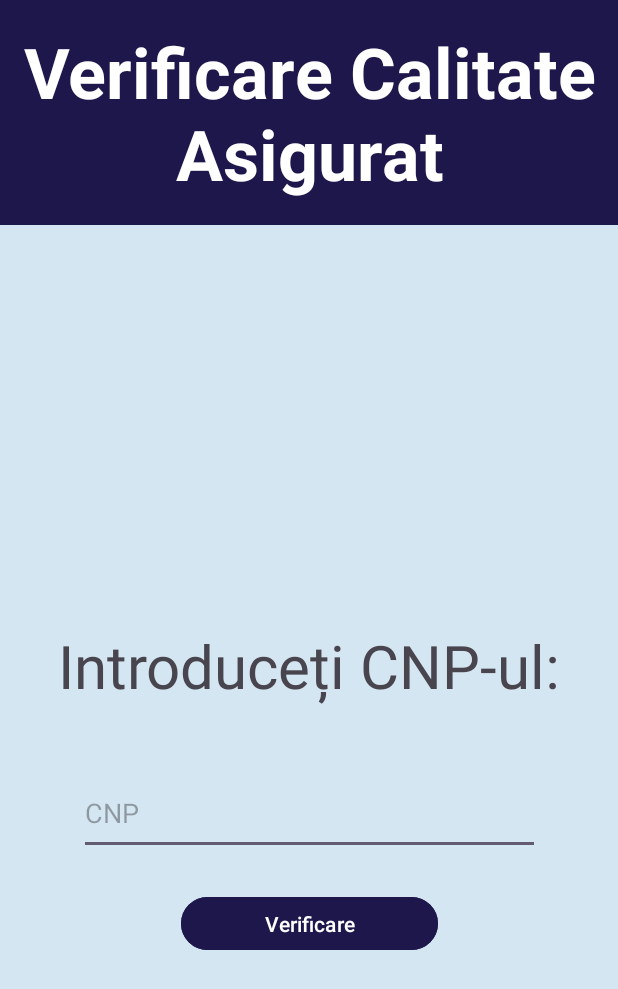
After one commit to vasiletarcuta/DAM_2024, an Android app: the VerificareCalitateAsiguratActivity screen opened directly, with no data from a screen before it, on a phone screen of 412 x 824 dp. The commit adds this screen. Shown: the top 989 px of the screen. Run offline under Robolectric (Android 15) with nearby library versions, the phone set to English and light mode, and no system bars.

Commit message:
Seminar3

```diff
--- /dev/null
+++ b/app/src/main/java/com/example/carddesanatate/VerificareCalitateAsiguratActivity.java
@@ -0,0 +1,24 @@
+package com.example.carddesanatate;
+
+import android.os.Bundle;
+
+import androidx.activity.EdgeToEdge;
+import androidx.appcompat.app.AppCompatActivity;
+import androidx.core.graphics.Insets;
+import androidx.core.view.ViewCompat;
+import androidx.core.view.WindowInsetsCompat;
+
+public class VerificareCalitateAsiguratActivity extends AppCompatActivity {
+
+    @Override
+    protected void onCreate(Bundle savedInstanceState) {
+        super.onCreate(savedInstanceState);
+        EdgeToEdge.enable(this);
+        setContentView(R.layout.activity_verificare_calitate_asigurat);
+        ViewCompat.setOnApplyWindowInsetsListener(findViewById(R.id.main), (v, insets) -> {
+            Insets systemBars = insets.getInsets(WindowInsetsCompat.Type.systemBars());
+            v.setPadding(systemBars.left, systemBars.top, systemBars.right, systemBars.bottom);
+            return insets;
+        });
+    }
+}
--- /dev/null
+++ b/app/src/main/res/layout/activity_verificare_calitate_asigurat.xml
@@ -0,0 +1,62 @@
+<?xml version="1.0" encoding="utf-8"?>
+<androidx.constraintlayout.widget.ConstraintLayout xmlns:android="http://schemas.android.com/apk/res/android"
+    xmlns:app="http://schemas.android.com/apk/res-auto"
+    xmlns:tools="http://schemas.android.com/tools"
+    android:id="@+id/main"
+    android:layout_width="match_parent"
+    android:layout_height="match_parent"
+    tools:context=".VerificareCalitateAsiguratActivity"
+    android:background="#d4e6f1">
+
+    <TextView
+        android:id="@+id/tvCalitateAsigurat"
+        android:layout_width="match_parent"
+        android:layout_height="wrap_content"
+        android:text="Verificare Calitate Asigurat"
+        app:layout_constraintTop_toTopOf="parent"
+        tools:layout_editor_absoluteX="177dp"
+        android:textSize="70px"
+        android:paddingTop="25px"
+        android:paddingBottom="25px"
+        android:textAlignment="center"
+        android:background="#1d174b"
+        android:textColor="@color/white"
+        android:textStyle="bold"/>
+
+    <TextView
+        android:id="@+id/textView6"
+        android:layout_width="wrap_content"
+        android:layout_height="wrap_content"
+        android:text="Introduceți CNP-ul:"
+        android:paddingTop="400px"
+        app:layout_constraintBottom_toTopOf="@+id/editTextText"
+        app:layout_constraintEnd_toEndOf="parent"
+        app:layout_constraintStart_toStartOf="parent"
+        app:layout_constraintTop_toBottomOf="@+id/tvCalitateAsigurat"
+        android:textSize="60px"
+        />
+
+    <EditText
+        android:id="@+id/editTextText"
+        android:layout_width="307dp"
+        android:layout_height="55dp"
+        android:layout_marginTop="44dp"
+        android:ems="10"
+        android:hint="CNP"
+        android:inputType="text"
+        android:text=""
+        app:layout_constraintEnd_toEndOf="parent"
+        app:layout_constraintStart_toStartOf="parent"
+        app:layout_constraintTop_toBottomOf="@+id/textView6" />
+
+    <Button
+        android:id="@+id/button"
+        android:layout_width="171dp"
+        android:layout_height="43dp"
+        android:layout_marginTop="24dp"
+        android:text="Verificare"
+        app:layout_constraintEnd_toEndOf="parent"
+        app:layout_constraintStart_toStartOf="parent"
+        app:layout_constraintTop_toBottomOf="@+id/editTextText"
+        android:backgroundTint="#1d174b"/>
+</androidx.constraintlayout.widget.ConstraintLayout>
```
Also changed, not shown: app/src/main/AndroidManifest.xml (+12 -3 lines), app/src/main/java/com/example/carddesanatate/ContUtilizator.java (added, +28 -0 lines), app/src/main/java/com/example/carddesanatate/Home.java (+38 -0 lines), app/src/main/java/com/example/carddesanatate/IstoricAnalizeActivity.java (added, +24 -0 lines), app/src/main/java/com/example/carddesanatate/Login.java (+7 -0 lines), app/src/main/java/com/example/carddesanatate/MainActivity.java (+8 -5 lines), app/src/main/java/com/example/carddesanatate/Medic.java (added, +50 -0 lines), app/src/main/java/com/example/carddesanatate/Pacient.java (added, +53 -0 lines), app/src/main/java/com/example/carddesanatate/PacientAsigurat.java (added, +22 -0 lines), app/src/main/java/com/example/carddesanatate/Programare.java (added, +72 -0 lines), app/src/main/java/com/example/carddesanatate/Programari_Activity.java (added, +24 -0 lines), app/src/main/res/layout/activity_home.xml (+8 -6 lines), app/src/main/res/layout/activity_istoric_analize.xml (added, +36 -0 lines), app/src/main/res/layout/activity_programari.xml (added, +42 -0 lines).
